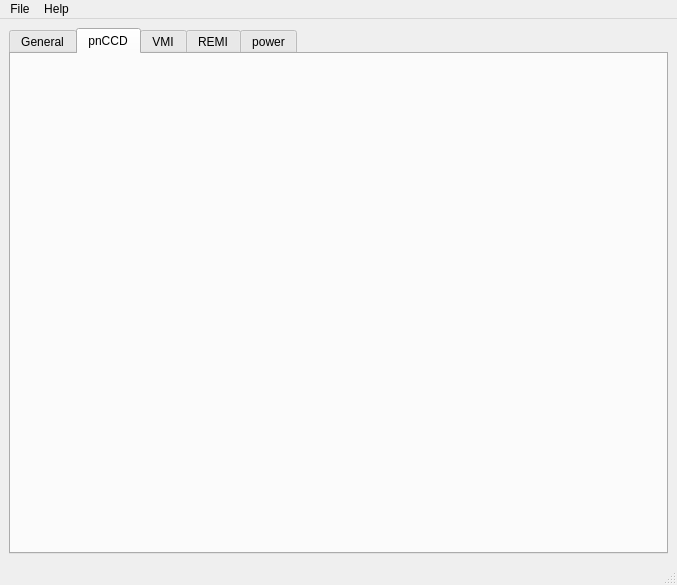
First picture: the form in diode/MainWindow.ui, repository foucar/CASS, before the edit.
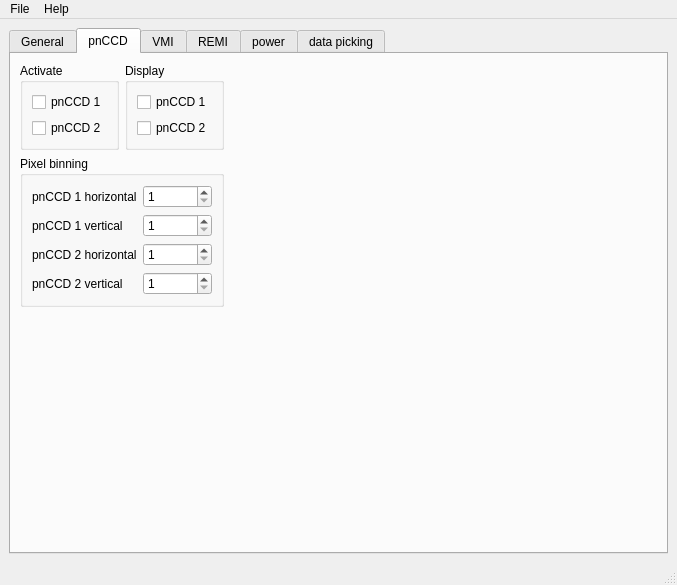
Second picture: the form after the edit. The open tabs and pages were chosen to show the change.

The edit to the form file:
```diff
--- a/diode/MainWindow.ui
+++ b/diode/MainWindow.ui
@@ -35,6 +35,189 @@
        <attribute name="title">
         <string>pnCCD</string>
        </attribute>
+       <layout class="QGridLayout" name="gridLayout_2">
+        <item row="0" column="0">
+         <widget class="QGroupBox" name="groupBox">
+          <property name="toolTip">
+           <string>Activate individual pnCCDs (include them in data analysis)</string>
+          </property>
+          <property name="title">
+           <string>Activate</string>
+          </property>
+          <layout class="QVBoxLayout" name="verticalLayout">
+           <item>
+            <widget class="QCheckBox" name="activatePnCCD1">
+             <property name="text">
+              <string>pnCCD 1</string>
+             </property>
+            </widget>
+           </item>
+           <item>
+            <widget class="QCheckBox" name="activatePnCCD2">
+             <property name="text">
+              <string>pnCCD 2</string>
+             </property>
+            </widget>
+           </item>
+          </layout>
+         </widget>
+        </item>
+        <item row="0" column="1">
+         <widget class="QGroupBox" name="groupBox_2">
+          <property name="toolTip">
+           <string>Activate individual pnCCDs (include them in data analysis)</string>
+          </property>
+          <property name="title">
+           <string>Display</string>
+          </property>
+          <layout class="QVBoxLayout" name="verticalLayout_2">
+           <item>
+            <widget class="QCheckBox" name="displayPnCCD1">
+             <property name="text">
+              <string>pnCCD 1</string>
+             </property>
+            </widget>
+           </item>
+           <item>
+            <widget class="QCheckBox" name="displayPnCCD2">
+             <property name="text">
+              <string>pnCCD 2</string>
+             </property>
+            </widget>
+           </item>
+          </layout>
+         </widget>
+        </item>
+        <item row="0" column="2">
+         <spacer name="horizontalSpacer_2">
+          <property name="orientation">
+           <enum>Qt::Horizontal</enum>
+          </property>
+          <property name="sizeHint" stdset="0">
+           <size>
+            <width>367</width>
+            <height>20</height>
+           </size>
+          </property>
+         </spacer>
+        </item>
+        <item row="1" column="0" colspan="2">
+         <widget class="QGroupBox" name="groupBox_3">
+          <property name="title">
+           <string>Pixel binning</string>
+          </property>
+          <layout class="QGridLayout" name="gridLayout">
+           <item row="0" column="0">
+            <widget class="QLabel" name="label">
+             <property name="text">
+              <string>pnCCD 1 horizontal</string>
+             </property>
+            </widget>
+           </item>
+           <item row="0" column="1">
+            <widget class="QSpinBox" name="spinBox">
+             <property name="minimum">
+              <number>1</number>
+             </property>
+             <property name="maximum">
+              <number>1024</number>
+             </property>
+            </widget>
+           </item>
+           <item row="1" column="0">
+            <widget class="QLabel" name="label_2">
+             <property name="text">
+              <string>pnCCD 1 vertical</string>
+             </property>
+            </widget>
+           </item>
+           <item row="1" column="1">
+            <widget class="QSpinBox" name="spinBox_2">
+             <property name="minimum">
+              <number>1</number>
+             </property>
+             <property name="maximum">
+              <number>1024</number>
+             </property>
+            </widget>
+           </item>
+           <item row="2" column="0">
+            <widget class="QLabel" name="label_3">
+             <property name="text">
+              <string>pnCCD 2 horizontal</string>
+             </property>
+            </widget>
+           </item>
+           <item row="2" column="1">
+            <widget class="QSpinBox" name="spinBox_3">
+             <property name="minimum">
+              <number>1</number>
+             </property>
+             <property name="maximum">
+              <number>1024</number>
+             </property>
+            </widget>
+           </item>
+           <item row="3" column="0">
+            <widget class="QLabel" name="label_4">
+             <property name="text">
+              <string>pnCCD 2 vertical</string>
+             </property>
+            </widget>
+           </item>
+           <item row="3" column="1">
+            <widget class="QSpinBox" name="spinBox_4">
+             <property name="minimum">
+              <number>1</number>
+             </property>
+             <property name="maximum">
+              <number>1024</number>
+             </property>
+            </widget>
+           </item>
+          </layout>
+         </widget>
+        </item>
+        <item row="1" column="2">
+         <spacer name="horizontalSpacer">
+          <property name="orientation">
+           <enum>Qt::Horizontal</enum>
+          </property>
+          <property name="sizeHint" stdset="0">
+           <size>
+            <width>367</width>
+            <height>20</height>
+           </size>
+          </property>
+         </spacer>
+        </item>
+        <item row="2" column="1">
+         <spacer name="verticalSpacer">
+          <property name="orientation">
+           <enum>Qt::Vertical</enum>
+          </property>
+          <property name="sizeHint" stdset="0">
+           <size>
+            <width>20</width>
+            <height>193</height>
+           </size>
+          </property>
+         </spacer>
+        </item>
+        <item row="2" column="2">
+         <spacer name="horizontalSpacer_3">
+          <property name="orientation">
+           <enum>Qt::Horizontal</enum>
+          </property>
+          <property name="sizeHint" stdset="0">
+           <size>
+            <width>367</width>
+            <height>20</height>
+           </size>
+          </property>
+         </spacer>
+        </item>
+       </layout>
       </widget>
       <widget class="QWidget" name="VMItab">
        <attribute name="title">
@@ -51,6 +234,35 @@
         <string>power</string>
        </attribute>
       </widget>
+      <widget class="QWidget" name="">
+       <attribute name="title">
+        <string>data picking</string>
+       </attribute>
+       <layout class="QVBoxLayout" name="verticalLayout_3">
+        <item>
+         <widget class="QTabWidget" name="LCLSPowerCampPicking">
+          <property name="currentIndex">
+           <number>2</number>
+          </property>
+          <widget class="QWidget" name="Seite_2">
+           <attribute name="title">
+            <string>LCLS power (SLAC)</string>
+           </attribute>
+          </widget>
+          <widget class="QWidget" name="Seite">
+           <attribute name="title">
+            <string>LCLS power (CAMP)</string>
+           </attribute>
+          </widget>
+          <widget class="QWidget" name="tab">
+           <attribute name="title">
+            <string>YAG power</string>
+           </attribute>
+          </widget>
+         </widget>
+        </item>
+       </layout>
+      </widget>
      </widget>
     </item>
    </layout>
```
Left out of the diff: 29 changed lines with no effect on the pictures.
